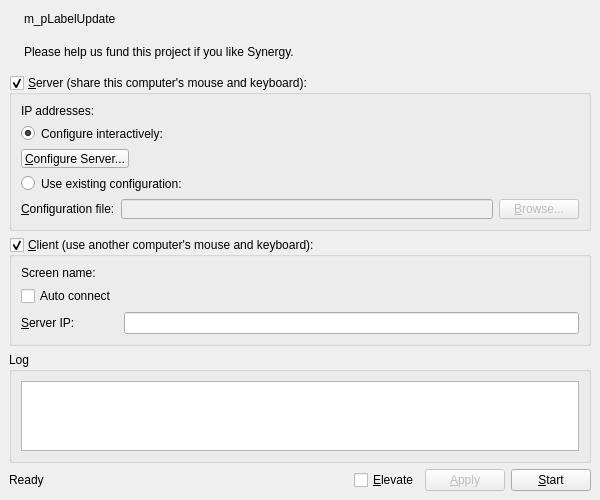
deskflow/deskflow, file src/gui/res/MainWindowBase.ui: the form before one commit.
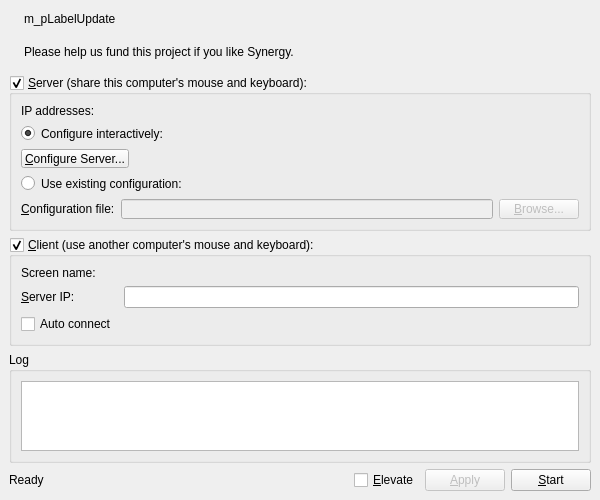
The form after the commit. Icons and pictures are not drawn.

```diff
--- a/src/gui/res/MainWindowBase.ui
+++ b/src/gui/res/MainWindowBase.ui
@@ -291,7 +291,7 @@
          </property>
         </widget>
        </item>
-       <item row="1" column="0">
+       <item row="3" column="0">
         <widget class="QCheckBox" name="m_pAutoConnectCheckBox">
          <property name="text">
           <string>Auto connect</string>
```
